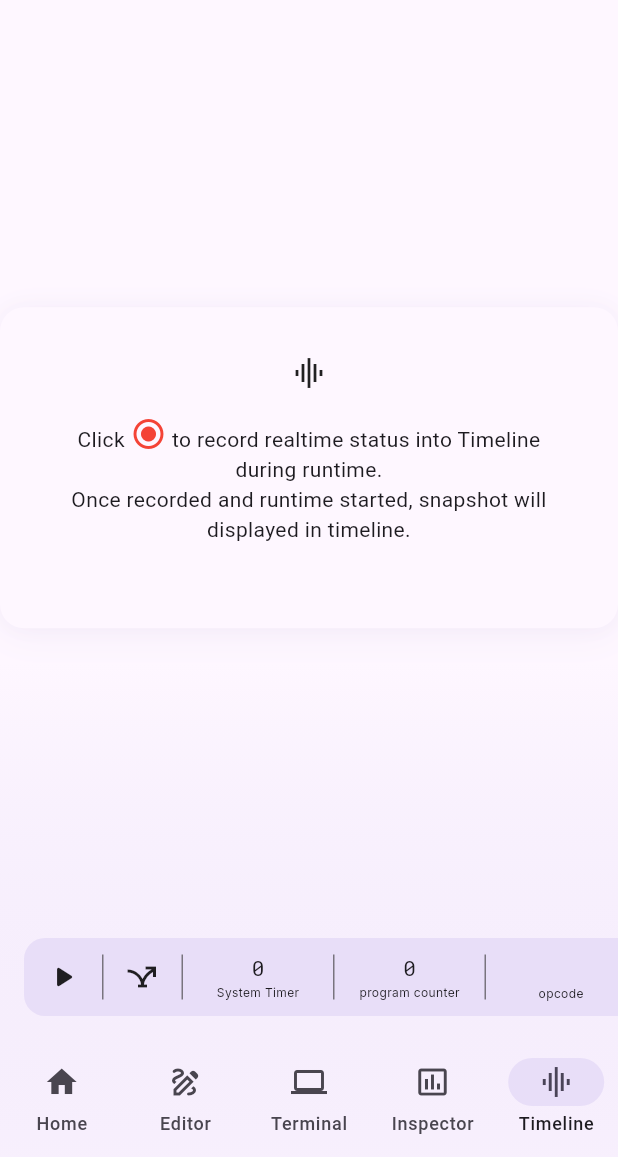
After one commit to ljcucc/sicxe-ide, a Flutter app: the screen it shows after launch, item 5 of the bottom bar chosen, on a phone screen of 412 x 824 dp, the part 79-1236 px from its top. The commit adds this screen. Run offline on Flutter 3.47's test engine with Material 3 defaults, Android fonts, the phone set to English and light mode, and no system bars; drawn by our look-alikes of dynamic_color; our stand-ins replace flutter_markdown, google_fonts; missing offline and left inert: code_text_field, linked_scroll_controller, xterm.

Commit message:
new timeline layout design (ruler at buttom), implement timeline enable/disable function & prompt

```diff
--- /dev/null
+++ b/lib/pages/timeline_page/timeline_enable_prompt_widget.dart
@@ -0,0 +1,63 @@
+import 'package:dynamic_color/dynamic_color.dart';
+import 'package:flutter/material.dart';
+import 'package:provider/provider.dart';
+import 'package:sicxe/pages/timeline_page/timline_data_lists_provider.dart';
+
+class TimelineEnablePromptWidget extends StatelessWidget {
+  const TimelineEnablePromptWidget({super.key});
+
+  @override
+  Widget build(BuildContext context) {
+    return Consumer<TimelineDataListsProvider>(builder: (context, tdlp, _) {
+      return Center(
+        child: Container(
+          decoration: BoxDecoration(
+            borderRadius: BorderRadius.circular(16),
+            boxShadow: [
+              BoxShadow(
+                blurRadius: 10,
+                color: Theme.of(context).colorScheme.primary.withOpacity(.035),
+              ),
+              BoxShadow(
+                offset: Offset(0, 5),
+                blurRadius: 20,
+                color: Theme.of(context).colorScheme.primary.withOpacity(.05),
+              )
+            ],
+            color: Theme.of(context).colorScheme.surface,
+          ),
+          child: Padding(
+            padding: const EdgeInsets.all(32.0),
+            child: Column(
+              mainAxisSize: MainAxisSize.min,
+              children: [
+                Icon(Icons.graphic_eq_outlined),
+                SizedBox(height: 16),
+                Text.rich(
+                  TextSpan(
+                    children: [
+                      TextSpan(text: "Click "),
+                      WidgetSpan(
+                        child: Icon(
+                          Icons.radio_button_checked,
+                          color: Colors.red.harmonizeWith(
+                              Theme.of(context).colorScheme.primary),
+                        ),
+                      ),
+                      TextSpan(
+                        text:
+                            " to record realtime status into Timeline during runtime.\nOnce recorded and runtime started, snapshot will displayed in timeline.",
+                      ),
+                    ],
+                  ),
+                  textAlign: TextAlign.center,
+                ),
+                SizedBox(height: 24),
+              ],
+            ),
+          ),
+        ),
+      );
+    });
+  }
+}
--- a/lib/pages/timeline_page/timeline_page.dart
+++ b/lib/pages/timeline_page/timeline_page.dart
@@ -1,6 +1,8 @@
 import 'package:flutter/material.dart';
 import 'package:provider/provider.dart';
+import 'package:sicxe/pages/timeline_page/timeline_enable_prompt_widget.dart';
 import 'package:sicxe/pages/timeline_page/timeline_ruler_widget.dart';
+import 'package:sicxe/pages/timeline_page/timline_data_lists_provider.dart';
 import 'package:sicxe/pages/timeline_page/timline_scrollview.dart';
 import 'package:sicxe/screen_size.dart';
 
@@ -12,20 +14,25 @@ class TimelinePage extends StatelessWidget {
   @override
   Widget build(BuildContext context) {
     return Consumer<ScreenSize>(builder: (context, screenSize, _) {
+      return Consumer<TimelineDataListsProvider>(builder: (context, tdlp, _) {
         return Padding(
           padding: EdgeInsets.symmetric(
             horizontal: screenSize == ScreenSize.Compact ? 0 : 16,
-        ).copyWith(top: screenSize == ScreenSize.Compact ? 16 : null),
-        child: Column(
+            vertical: 16,
+          ),
+          child: tdlp.totalLength > 0
+              ? Column(
                   children: [
-            TimelineRulerWidget(),
-            SizedBox(height: 8),
                     Expanded(
                       child: TimelineScrollView(),
+                    ),
+                    SizedBox(height: 8),
+                    TimelineRulerWidget(),
+                  ],
                 )
-          ],
-        ),
+              : TimelineEnablePromptWidget(),
         );
+      });
     });
   }
 }
--- a/lib/pages/timeline_page/timline_data_lists_provider.dart
+++ b/lib/pages/timeline_page/timline_data_lists_provider.dart
@@ -2,10 +2,22 @@ import 'package:flutter/foundation.dart';
 import 'package:sicxe/pages/timeline_page/timeline_data_list.dart';
 
 class TimelineDataListsProvider extends ChangeNotifier {
+  bool _enable = false;
+
+  set enable(bool e) {
+    _enable = e;
+    notifyListeners();
+  }
+
+  bool get enable => _enable;
+
   int totalLength = 0;
   Map<String, TimelineDataList> lists = {};
 
   add(Map<String, String> data) {
+    if (!_enable) {
+      return;
+    }
     totalLength++;
     for (final key in data.keys) {
       if (!lists.containsKey(key)) {
--- a/lib/pages/timeline_page/timline_scrollview.dart
+++ b/lib/pages/timeline_page/timline_scrollview.dart
@@ -14,11 +14,7 @@ class TimelineScrollView extends StatelessWidget {
         clipBehavior: Clip.antiAlias,
         decoration: BoxDecoration(
           borderRadius:
-              BorderRadius.circular(screenSize == ScreenSize.Compact ? 0 : 16)
-                  .copyWith(
-            bottomLeft: Radius.zero,
-            bottomRight: Radius.zero,
-          ),
+              BorderRadius.circular(screenSize == ScreenSize.Compact ? 0 : 16),
         ),
         child: SingleChildScrollView(
           child: Stack(
```
Lines whose indentation alone changed are shown as unchanged.
